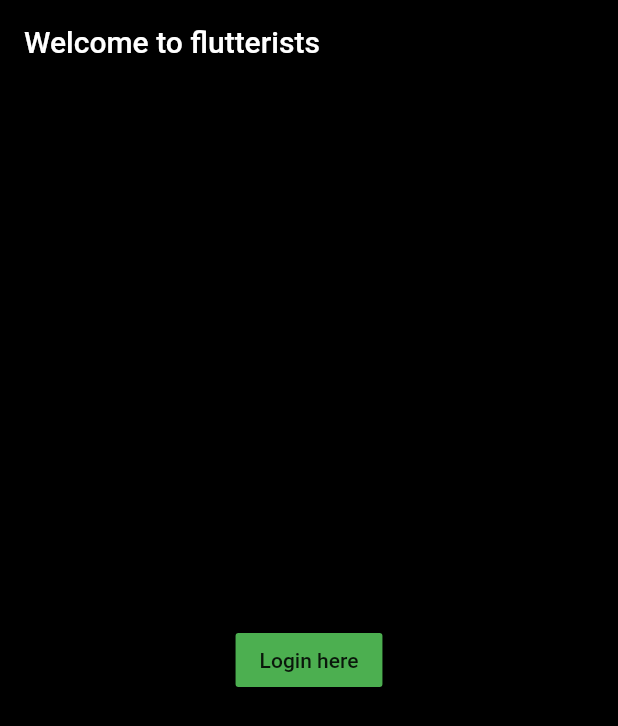
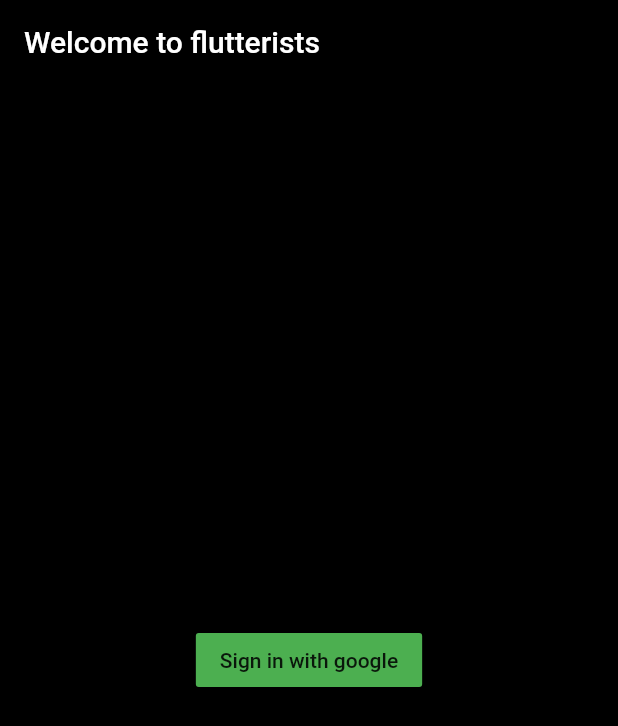
Before and after one commit to sandunsameera/flutter, a Flutter app: the screen it shows after launch, on a phone screen of 412 x 824 dp. Shown: the top 726 px of the screen. Run offline on Flutter 3.47's test engine with Material 2 defaults, Android fonts, the phone set to English and light mode, and no system bars.

Commit message:
Login update

```diff
--- a/lib/login.dart
+++ b/lib/login.dart
@@ -18,7 +18,7 @@ class login extends StatelessWidget {
         ),
         child: Center(
           child: RaisedButton(
-              child: Text("Login here"),
+              child: Text("Sign in with google"),
               color: Colors.green,
               onPressed: () {
                 Navigator.push(
```
